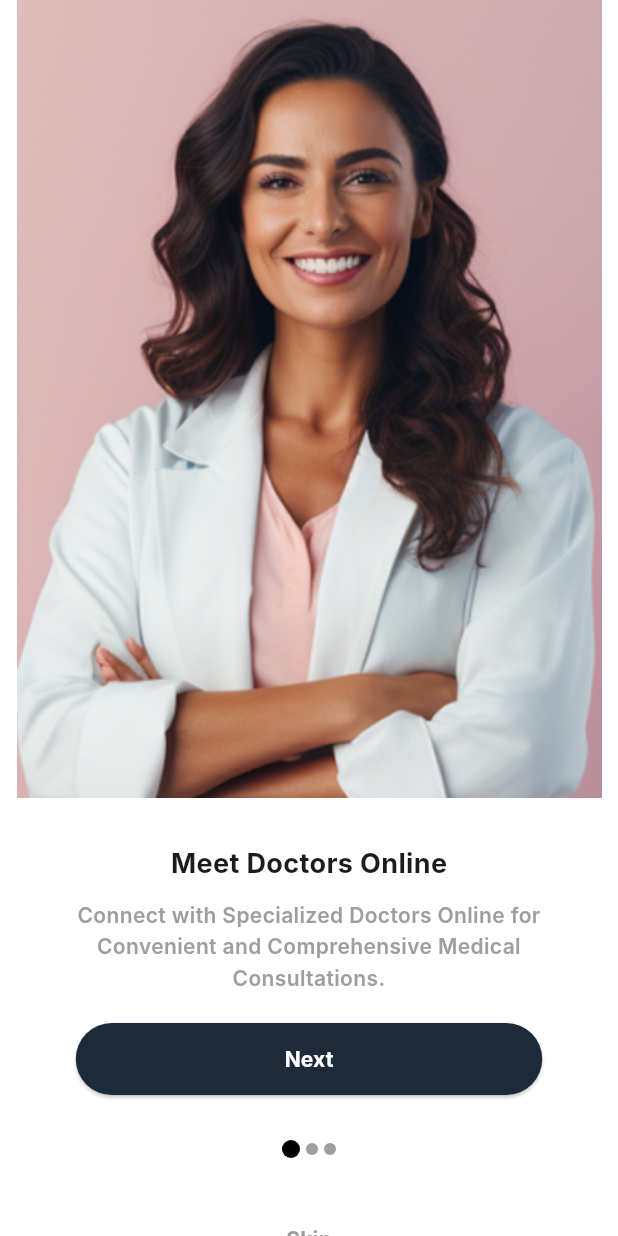
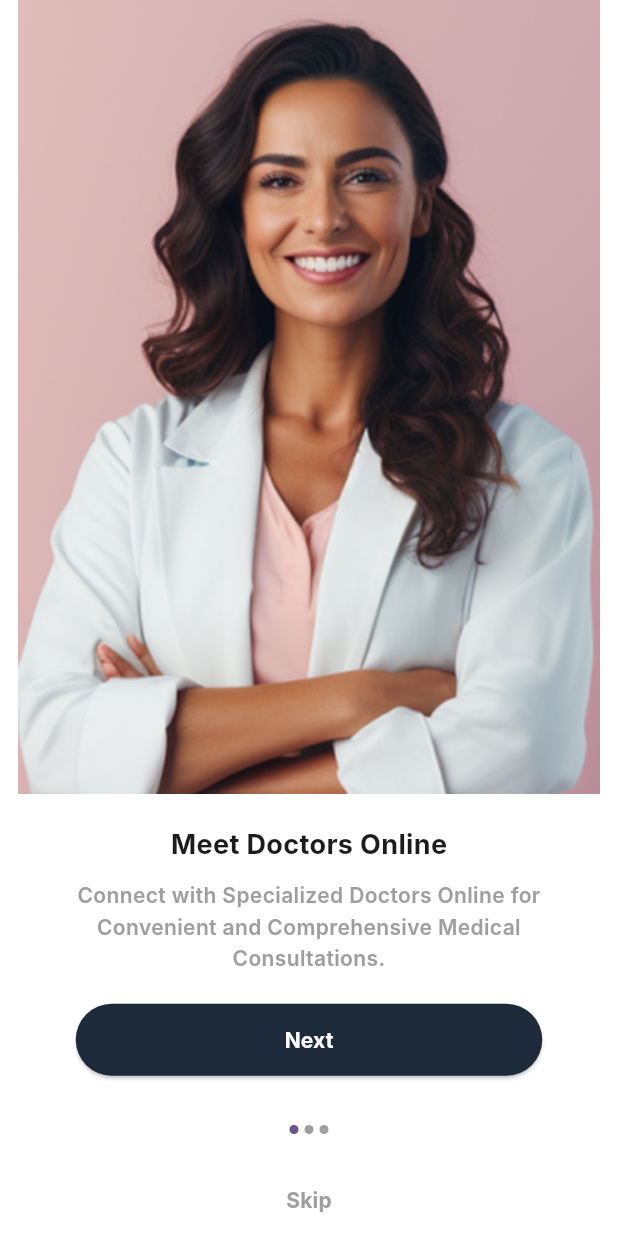
Before and after one commit to vsrooban/doctor-appointment-app, a Flutter app: the screen it shows after launch, on a phone screen of 412 x 824 dp. Run offline on Flutter 3.47's test engine with Material 3 defaults, Android fonts, the phone set to English and light mode, and no system bars; drawn by our look-alikes of carousel_slider, flutter_image_slideshow; Roboto replaces fonts that are missing (Inter).

Commit message:
changes moves fine tune

```diff
--- a/lib/screen/home/home_content.dart
+++ b/lib/screen/home/home_content.dart
@@ -103,13 +103,21 @@ class _HomeContentState extends State<HomeContent> {
             leading: Icon(Icons.search, color: Colors.grey),
           ),
         ),
-        SizedBox(height: 15),
-        HomeScreenSliderWidget(),
-        SizedBox(height: 15),
-        HomeScreenCategoriesWidget(),
-        SizedBox(height: 15),
-        NearbyClinicsWidget(),
-         SizedBox(height: 15),
+        Expanded(
+          child: SingleChildScrollView(
+            child: Column(
+              children: [
+                SizedBox(height: 15),
+                HomeScreenSliderWidget(),
+                SizedBox(height: 15),
+                HomeScreenCategoriesWidget(),
+                // SizedBox(height: 15),
+                NearbyClinicsWidget(),
+                 SizedBox(height: 10),
+              ],
+            ),
+          ),
+        ),
 
 
       ],
--- a/lib/screen/login/signin_screen.dart
+++ b/lib/screen/login/signin_screen.dart
@@ -26,7 +26,7 @@ class _SigninPageState extends State<SigninPage> {
   }
 
   void signUp() {
-    // Navigate to sign-up screen
+    // Navigate to sign-up scRreen
   }
 
   @override
@@ -34,6 +34,7 @@ class _SigninPageState extends State<SigninPage> {
     double screenWidth = MediaQuery.of(context).size.width;
 
     return SafeArea(
+      bottom: false,
       child: Scaffold(
         backgroundColor: Colors.white,
         body: Padding(
@@ -47,9 +48,11 @@ class _SigninPageState extends State<SigninPage> {
                 Image.asset("assets/images/logo-hospital.png",
                     width: screenWidth * 0.15, height: screenWidth * 0.18),
                 SizedBox(height: 10),
-                Row(mainAxisAlignment: MainAxisAlignment.center,
+                Row(
+                  mainAxisAlignment: MainAxisAlignment.center,
                   children: [
-                    Text("Health", style: AppTypography.h1.copyWith(color: Colors.grey)),
+                    Text("Health",
+                        style: AppTypography.h1.copyWith(color: Colors.grey)),
                     Text("Pal", style: AppTypography.h1),
                   ],
                 ),
@@ -57,7 +60,8 @@ class _SigninPageState extends State<SigninPage> {
                 Text("Hi, Welcome Back!", style: AppTypography.h1),
                 SizedBox(height: 5),
                 Text("Hope you're doing fine.",
-                    style: AppTypography.bodySBold.copyWith(color: Colors.grey)),
+                    style:
+                        AppTypography.bodySBold.copyWith(color: Colors.grey)),
                 SizedBox(height: 35),
                 _buildTextField(
                     emailController, "Your Email", Icons.email, screenWidth,
@@ -206,8 +210,9 @@ class _SigninPageState extends State<SigninPage> {
                   : null,
               hintText: hint,
               hintStyle: AppTypography.bodySRegular,
-              border:
-                  OutlineInputBorder(borderRadius: BorderRadius.circular(10),borderSide: BorderSide(width: 0.1,color: Colors.grey)),
+              border: OutlineInputBorder(
+                  borderRadius: BorderRadius.circular(10),
+                  borderSide: BorderSide(width: 0.1, color: Colors.grey)),
               filled: true,
               fillColor: Color(0xfff7f9fa),
               focusedBorder: OutlineInputBorder(
@@ -233,7 +238,7 @@ class _SigninPageState extends State<SigninPage> {
           backgroundColor: Colors.white,
           shape: RoundedRectangleBorder(
               borderRadius: BorderRadius.circular(8),
-              side: BorderSide(color: Colors.grey,width: 0.1)),
+              side: BorderSide(color: Colors.grey, width: 0.1)),
         ),
         child: Row(
           mainAxisAlignment: MainAxisAlignment.center,
@@ -242,7 +247,8 @@ class _SigninPageState extends State<SigninPage> {
                 width: screenWidth * 0.05, height: screenWidth * 0.05),
             SizedBox(width: 10),
             Text(text,
-                style: AppTypography.bodyXSMedium.copyWith(color: Colors.black)),
+                style:
+                    AppTypography.bodyXSMedium.copyWith(color: Colors.black)),
           ],
         ),
       ),
--- a/lib/screen/login/welcome_screen.dart
+++ b/lib/screen/login/welcome_screen.dart
@@ -1,7 +1,7 @@
 import 'package:doctor_appointment_app/screen/login/signin_screen.dart';
 import 'package:doctor_appointment_app/util/custom_theme.dart';
 import 'package:flutter/material.dart';
-import 'package:carousel_slider/carousel_slider.dart';
+import 'package:flutter_image_slideshow/flutter_image_slideshow.dart';
 
 class WelcomeScreen extends StatefulWidget {
   const WelcomeScreen({super.key});
@@ -12,142 +12,58 @@ class WelcomeScreen extends StatefulWidget {
 
 class _WelcomeScreenState extends State<WelcomeScreen> {
   int _currentSlide = 0;
-  final CarouselSliderController _carouselController = CarouselSliderController();
 
-  // List of slide content
-  List<Widget> get _slides => [
-        _buildSlide(
-          imagePath: 'assets/images/doctor_2.png',
-          title: 'Meet Doctors Online',
-          description:
+  final List<Map<String, String>> slides = [
+    {
+      'imagePath': 'assets/images/doctor_2.png',
+      'title': 'Meet Doctors Online',
+      'description':
           'Connect with Specialized Doctors Online for Convenient and Comprehensive Medical Consultations.',
-          onNext: () => _goToNextSlide(),
-        ),
-        _buildSlide(
-          imagePath: 'assets/images/doctor_1.png',
-          title: 'Connect with Specialists',
-          description:
+    },
+    {
+      'imagePath': 'assets/images/doctor_1.png',
+      'title': 'Connect with Specialists',
+      'description':
           'Connect with Specialized Doctors Online for Convenient and Comprehensive Medical Consultations.',
-          onNext: () => _goToNextSlide(),
-        ),
-        _buildSlide(
-          imagePath: 'assets/images/doctor_3.png',
-          title: 'Thousands of Online Specialists',
-          description:
+    },
+    {
+      'imagePath': 'assets/images/doctor_3.png',
+      'title': 'Thousands of Online Specialists',
+      'description':
           'Explore a Vast Array of Online Medical Specialists, Offering an Extensive Range of Expertise Tailored to Your Healthcare Needs.',
-          onNext: () {
-            // Navigate to sign-in on last slide
-            Navigator.pushReplacement(
-              context,
-              MaterialPageRoute(builder: (context) => SigninPage()),
-            );
     },
-        ),
   ];
 
-  void _goToNextSlide() {
-    if (_currentSlide < _slides.length - 1) {
+  void _onSlideChange(int index) {
     setState(() {
-        _currentSlide++;
+      _currentSlide = index;
     });
-      _carouselController.animateToPage(_currentSlide);
-    } else {
-      Navigator.pushReplacement(
-        context,
-        MaterialPageRoute(builder: (context) => SigninPage()),
-      );
-    }
-  }
-
-  static Widget _buildSlide({
-    required String imagePath,
-    required String title,
-    required String description,
-    required VoidCallback onNext,
-  }) {
-    return Column(
-      children: [
-        Container(
-          height: 532,
-          width: 390,
-          child: Image.asset(
-            imagePath,
-            fit: BoxFit.cover,
-          ),
-        ),
-        SizedBox(height: 30),
-        Container(
-          alignment: Alignment.topCenter,
-          height: 170,
-          width: 311,
-          child: Column(
-            children: [
-              Text(title, style: AppTypography.h2),
-              SizedBox(height: 10),
-              Text(
-                description,
-                textAlign: TextAlign.center,
-                style: AppTypography.bodySSemiBold.copyWith(color: Colors.grey),
-              ),
-              SizedBox(height: 20),
-              ElevatedButton(
-                onPressed: onNext,
-                style: ElevatedButton.styleFrom(
-                  backgroundColor: Color(0xFF1C2A3A),
-                  shape: RoundedRectangleBorder(
-                    borderRadius: BorderRadius.circular(25),
-                  ),
-                  fixedSize: Size(311, 48),
-                ),
-                child: Text(
-                  "Next",
-                  style: AppTypography.bodySBold.copyWith(color: Colors.white),
-                ),
-              ),
-            ],
-          ),
-        ),
-      ],
-    );
   }
 
   @override
   Widget build(BuildContext context) {
-    return SafeArea(
-      child: Scaffold(
+    return Scaffold(
       backgroundColor: Colors.white,
       body: Column(
         children: [
-            CarouselSlider(
-              items: _slides,
-              carouselController: _carouselController,
-              options: CarouselOptions(
-                height: 750,
-                viewportFraction: 1.0,autoPlayInterval: Duration(seconds: 2),
-                enlargeCenterPage: false,
-                autoPlay: true,
-                onPageChanged: (index, reason) {
-                  setState(() {
-                    _currentSlide = index;
-                  });
-                },
-              ),
-            ),
-            Row(
-              mainAxisAlignment: MainAxisAlignment.center,
-              children: _slides.asMap().entries.map((entry) {
-                return Container(
-                  width: _currentSlide == entry.key ? 12.0 : 8.0,
-                  height: _currentSlide == entry.key ? 12.0 : 8.0,
-                  margin: EdgeInsets.symmetric(vertical: 10.0, horizontal: 2.0),
-                  decoration: BoxDecoration(
-                    shape: BoxShape.circle,
-                    color: _currentSlide == entry.key ? Colors.black : Colors.grey,
-                  ),
+          Expanded(
+            child: ImageSlideshow(
+              width: double.infinity,
+              indicatorBottomPadding: 10,
+              // height: MediaQuery.of(context).size.height * 0.50,
+              autoPlayInterval: 2000,
+              isLoop: false,
+              onPageChanged: _onSlideChange,
+              children: slides.map((slide) {
+                return _buildSlide(
+                  imagePath: slide['imagePath']!,
+                  title: slide['title']!,
+                  description: slide['description']!,
                 );
               }).toList(),
             ),
-            SizedBox(height: 20),
+          ),
+          SizedBox(height: 10),
           TextButton(
             onPressed: () {
               Navigator.pushReplacement(
@@ -162,7 +78,72 @@ class _WelcomeScreenState extends State<WelcomeScreen> {
           ),
         ],
       ),
+    );
+  }
+
+  Widget _buildSlide({
+    required String imagePath,
+    required String title,
+    required String description,
+  }) {
+    return Column(
+      mainAxisAlignment: MainAxisAlignment.center,
+      children: [
+        Expanded(
+          flex: 70,
+          child: Image.asset(
+            imagePath,
+            // height: MediaQuery.of(context).size.height * 0.95,
+            fit: BoxFit.cover,
           ),
+        ),
+        SizedBox(height: 10),
+        Expanded(
+          flex: 30,
+          child: Container(
+            alignment: Alignment.topCenter,
+            width: 311,
+            child: Column(
+              children: [
+                SizedBox(height: 10),
+                Text(title, style: AppTypography.h2),
+                SizedBox(height: 10),
+                Text(
+                  description,
+                  textAlign: TextAlign.center,
+                  style:
+                      AppTypography.bodySSemiBold.copyWith(color: Colors.grey),
+                ),
+                SizedBox(height: 20),
+                ElevatedButton(
+                  onPressed: () {
+                    if (_currentSlide < slides.length - 1) {
+                      _onSlideChange(_currentSlide + 1);
+                    } else {
+                      Navigator.pushReplacement(
+                        context,
+                        MaterialPageRoute(builder: (context) => SigninPage()),
+                      );
+                    }
+                  },
+                  style: ElevatedButton.styleFrom(
+                    backgroundColor: Color(0xFF1C2A3A),
+                    shape: RoundedRectangleBorder(
+                      borderRadius: BorderRadius.circular(25),
+                    ),
+                    fixedSize: Size(311, 48),
+                  ),
+                  child: Text(
+                    "Next",
+                    style:
+                        AppTypography.bodySBold.copyWith(color: Colors.white),
+                  ),
+                ),
+              ],
+            ),
+          ),
+        ),
+      ],
     );
   }
 }
--- a/lib/widget/home_screen_categories_widget.dart
+++ b/lib/widget/home_screen_categories_widget.dart
@@ -68,8 +68,8 @@ class CategoryItem extends StatelessWidget {
       children: [
         Container(
           alignment: Alignment.center,
-          height: 62,
-          width: 62,
+          height: 50,
+          width: 50,
           decoration: BoxDecoration(
             color: bgColor,
             borderRadius: BorderRadius.circular(8),
--- a/lib/widget/home_screen_slider_widget.dart
+++ b/lib/widget/home_screen_slider_widget.dart
@@ -44,10 +44,9 @@ class _HomeScreenSliderWidgetState extends State<HomeScreenSliderWidget> {
     return Container(
       alignment: Alignment.center,
       margin: EdgeInsets.symmetric(horizontal: 20),
-      height: 163,
-      width: 382,
+      // height: 163,
+      // width: 382,
       decoration: BoxDecoration(
-
         borderRadius: BorderRadius.all(Radius.circular(15)),
       ),
       child: Stack(
--- a/lib/widget/nearby_clinics_widget.dart
+++ b/lib/widget/nearby_clinics_widget.dart
@@ -17,8 +17,7 @@ class _NearbyClinicsWidgetState extends State<NearbyClinicsWidget> {
 
   @override
   Widget build(BuildContext context) {
-    return
-      Column(
+    return Column(
       crossAxisAlignment: CrossAxisAlignment.start,
       children: [
         Padding(
@@ -39,11 +38,10 @@ class _NearbyClinicsWidgetState extends State<NearbyClinicsWidget> {
         ),
         const SizedBox(height: 10),
         Padding(
-            padding: const EdgeInsets.only(left: 25,),
-
+          padding: const EdgeInsets.only(left: 25),
           child: SizedBox(
             height: 150, // Adjusted height for scrolling
-              child: ListView.builder(
+            child: ListView.builder(padding: EdgeInsets.all(0),shrinkWrap: true,addAutomaticKeepAlives: false,
               scrollDirection: Axis.horizontal,
               itemCount: clinics.length,
               itemBuilder: (context, index) {
```
Lines whose indentation alone changed are shown as unchanged.
